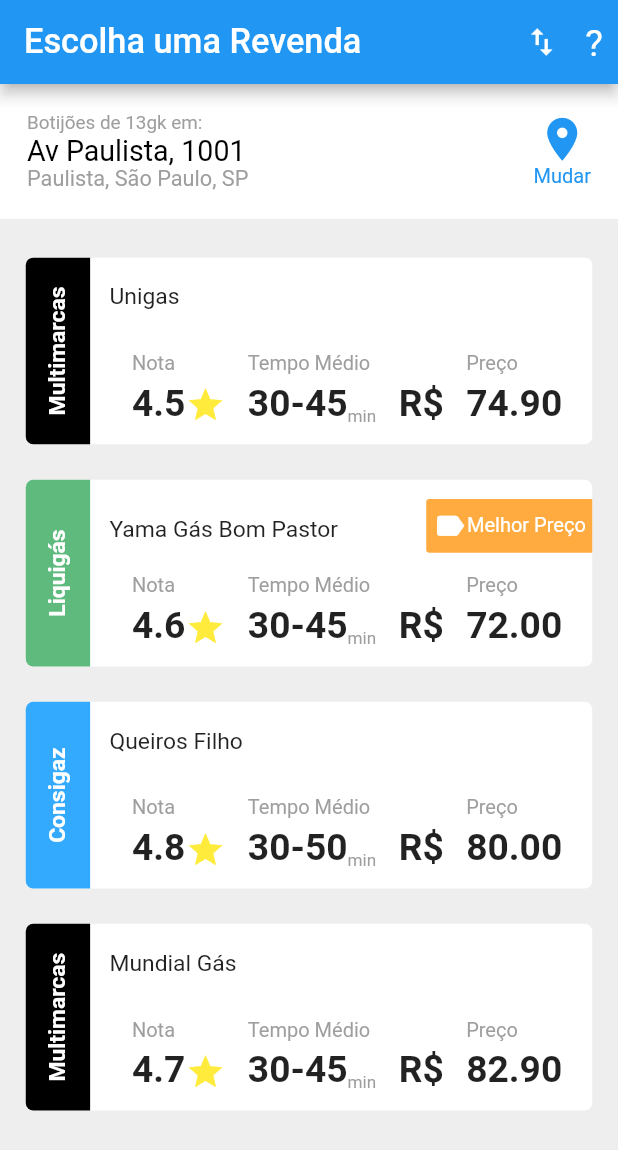
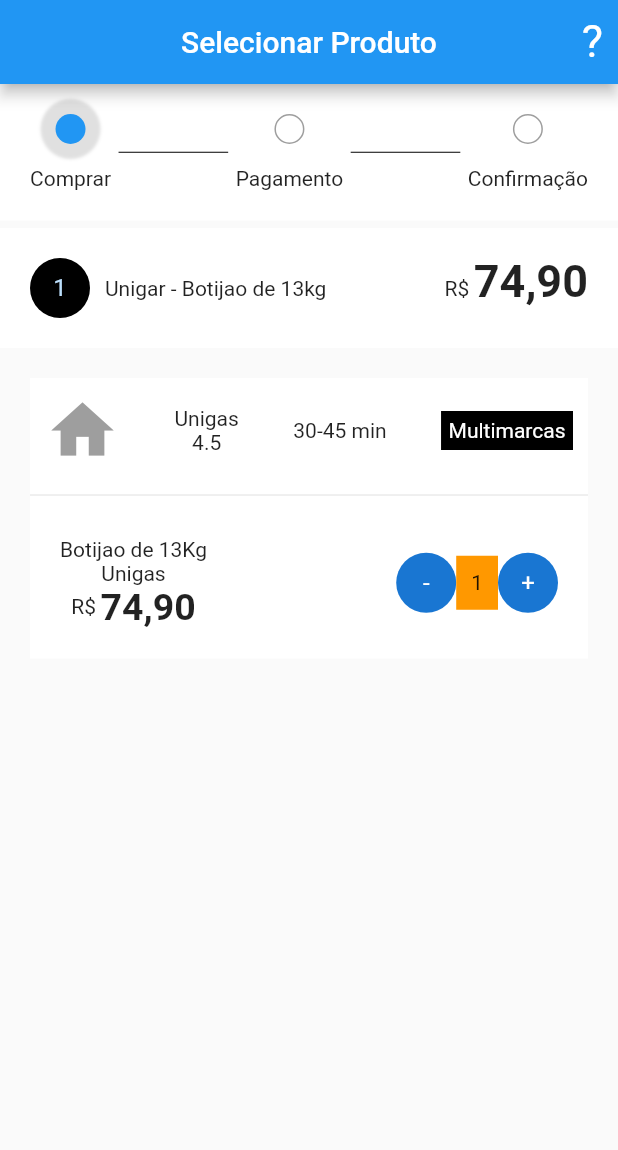
Before and after one commit to dikdudu/desafio_modulo_flutter, a Flutter app: the screen it shows after launch, on a phone screen of 412 x 824 dp. Shown: the top 1150 px of the screen. Run offline on Flutter 3.47's test engine with Material 2 defaults, Android fonts, the phone set to English and light mode, and no system bars; our stand-ins replace flutter_screenutil.

Commit message:
contruindo details_page

```diff
--- /dev/null
+++ b/lib/app/details/components/status_circle.dart
@@ -0,0 +1,44 @@
+import 'package:flutter/material.dart';
+
+class StatusCircle extends StatelessWidget {
+  final String text;
+  final bool active;
+
+  const StatusCircle({Key key, this.text, this.active}) : super(key: key);
+
+  @override
+  Widget build(BuildContext context) {
+    return Column(
+      children: [
+        active
+            ? Container(
+                margin: EdgeInsets.only(bottom: 15),
+                height: 20,
+                width: 20,
+                decoration: BoxDecoration(
+                  color: Colors.blue,
+                  borderRadius: BorderRadius.circular(100),
+                  boxShadow: [
+                    BoxShadow(
+                        blurRadius: 1,
+                        spreadRadius: 10,
+                        color: Colors.grey[300])
+                  ],
+                ),
+              )
+            : Container(
+                margin: EdgeInsets.only(bottom: 15),
+                height: 20,
+                width: 20,
+                decoration: BoxDecoration(
+                  border: Border.all(
+                    color: Colors.grey,
+                  ),
+                  borderRadius: BorderRadius.circular(100),
+                ),
+              ),
+        Text(text),
+      ],
+    );
+  }
+}
--- /dev/null
+++ b/lib/app/details/details_page.dart
@@ -0,0 +1,193 @@
+import 'package:desafio_modulo_flutter/app/details/components/status_circle.dart';
+import 'package:flutter/material.dart';
+
+class DetailsPage extends StatelessWidget {
+  @override
+  Widget build(BuildContext context) {
+    return Scaffold(
+      appBar: AppBar(
+        centerTitle: true,
+        title: Text('Selecionar Produto'),
+        actions: [
+          Padding(
+            padding: const EdgeInsets.all(10.0),
+            child: InkWell(
+              onTap: () {},
+              child: Text(
+                '?',
+                style: TextStyle(
+                  color: Colors.white,
+                  fontSize: 30,
+                ),
+              ),
+            ),
+          )
+        ],
+      ),
+      body: Column(
+        children: [
+          Container(
+            padding: EdgeInsets.all(20),
+            color: Colors.white,
+            child: Row(
+              crossAxisAlignment: CrossAxisAlignment.center,
+              children: [
+                StatusCircle(text: 'Comprar', active: true),
+                Expanded(
+                  child: Divider(
+                    color: Colors.black,
+                    endIndent: 5,
+                    indent: 5,
+                  ),
+                ),
+                StatusCircle(text: 'Pagamento', active: false),
+                Expanded(
+                  child: Divider(
+                    color: Colors.black,
+                    endIndent: 5,
+                    indent: 5,
+                  ),
+                ),
+                StatusCircle(text: 'Confirmação', active: false),
+              ],
+            ),
+          ),
+          Container(
+            margin: EdgeInsets.only(top: 5),
+            padding: EdgeInsets.all(20),
+            color: Colors.white,
+            child: Row(
+              mainAxisAlignment: MainAxisAlignment.spaceBetween,
+              children: [
+                Container(
+                  child: Row(
+                    children: [
+                      CircleAvatar(
+                        child: Text('1'),
+                        backgroundColor: Colors.black,
+                      ),
+                      SizedBox(width: 10),
+                      Text('Unigar - Botijao de 13kg'),
+                    ],
+                  ),
+                ),
+                Container(
+                  child: Row(
+                    crossAxisAlignment: CrossAxisAlignment.end,
+                    children: [
+                      Text(
+                        'R\$',
+                        style: TextStyle(),
+                      ),
+                      SizedBox(width: 3),
+                      Text(
+                        '74,90',
+                        style: TextStyle(
+                          height: 0.3,
+                          fontSize: 30,
+                          fontWeight: FontWeight.bold,
+                        ),
+                      ),
+                    ],
+                  ),
+                ),
+              ],
+            ),
+          ),
+          Padding(
+            padding: const EdgeInsets.all(20.0),
+            child: Container(
+              color: Colors.white,
+              child: Column(
+                children: [
+                  Column(
+                    children: [
+                      Padding(
+                        padding: const EdgeInsets.all(10.0),
+                        child: Row(
+                          mainAxisAlignment: MainAxisAlignment.spaceBetween,
+                          children: [
+                            Icon(
+                              Icons.home,
+                              size: 50,
+                              color: Colors.grey,
+                            ),
+                            Column(
+                              children: [
+                                Text('Unigas'),
+                                Text('4.5'),
+                              ],
+                            ),
+                            Text('30-45 min'),
+                            Container(
+                              padding: EdgeInsets.all(5),
+                              color: Colors.black,
+                              child: Text(
+                                'Multimarcas',
+                                style: TextStyle(color: Colors.white),
+                              ),
+                            )
+                          ],
+                        ),
+                      ),
+                      Divider(),
+                      Padding(
+                        padding: const EdgeInsets.all(20.0),
+                        child: Row(
+                          mainAxisAlignment: MainAxisAlignment.spaceBetween,
+                          children: [
+                            Column(
+                              children: [
+                                Text('Botijao de 13Kg'),
+                                Text('Unigas'),
+                                Row(
+                                  children: [
+                                    Text(
+                                      'R\$',
+                                      style: TextStyle(),
+                                    ),
+                                    SizedBox(width: 3),
+                                    Text(
+                                      '74,90',
+                                      style: TextStyle(
+                                        fontSize: 25,
+                                        fontWeight: FontWeight.bold,
+                                      ),
+                                    ),
+                                  ],
+                                ),
+                              ],
+                            ),
+                            Row(
+                              children: [
+                                CircleAvatar(
+                                  child: Text(
+                                    '-',
+                                  ),
+                                ),
+                                Container(
+                                  padding: EdgeInsets.all(10),
+                                  color: Colors.orange,
+                                  child: Text('1'),
+                                ),
+                                CircleAvatar(
+                                  child: Text(
+                                    '+',
+                                  ),
+                                ),
+                              ],
+                            ),
+                          ],
+                        ),
+                      ),
+                    ],
+                  ),
+                ],
+              ),
+            ),
+          ),
+        ],
+      ),
+    );
+  }
+}
--- a/lib/app/home/components/list_cards.dart
+++ b/lib/app/home/components/list_cards.dart
@@ -92,8 +92,8 @@ class _ListCardsState extends State<ListCards> {
                                       decoration: BoxDecoration(
                                         color: Colors.orangeAccent,
                                         borderRadius: BorderRadius.only(
-                                          topLeft: Radius.circular(5.h),
-                                          bottomLeft: Radius.circular(5.h),
+                                          topLeft: Radius.circular(10.h),
+                                          bottomLeft: Radius.circular(10.h),
                                         ),
                                       ),
                                       child: Row(
--- a/lib/app/main_app.dart
+++ b/lib/app/main_app.dart
@@ -1,6 +1,7 @@
 import 'package:flutter/material.dart';
 import 'package:flutter_screenutil/flutter_screenutil.dart';
 
+import 'details/details_page.dart';
 import 'home/home_page.dart';
 
 class MainApp extends StatelessWidget {
@@ -16,7 +17,16 @@ class MainApp extends StatelessWidget {
           primarySwatch: Colors.blue,
           visualDensity: VisualDensity.adaptivePlatformDensity,
         ),
-        home: HomePage(),
+        home: DetailsPage(),
+        onGenerateRoute: (settings) {
+          var page;
+          switch (settings.name) {
+            case '/':
+              page = HomePage();
+              break;
+          }
+          return MaterialPageRoute(builder: (_) => page);
+        },
       ),
     );
   }
```
